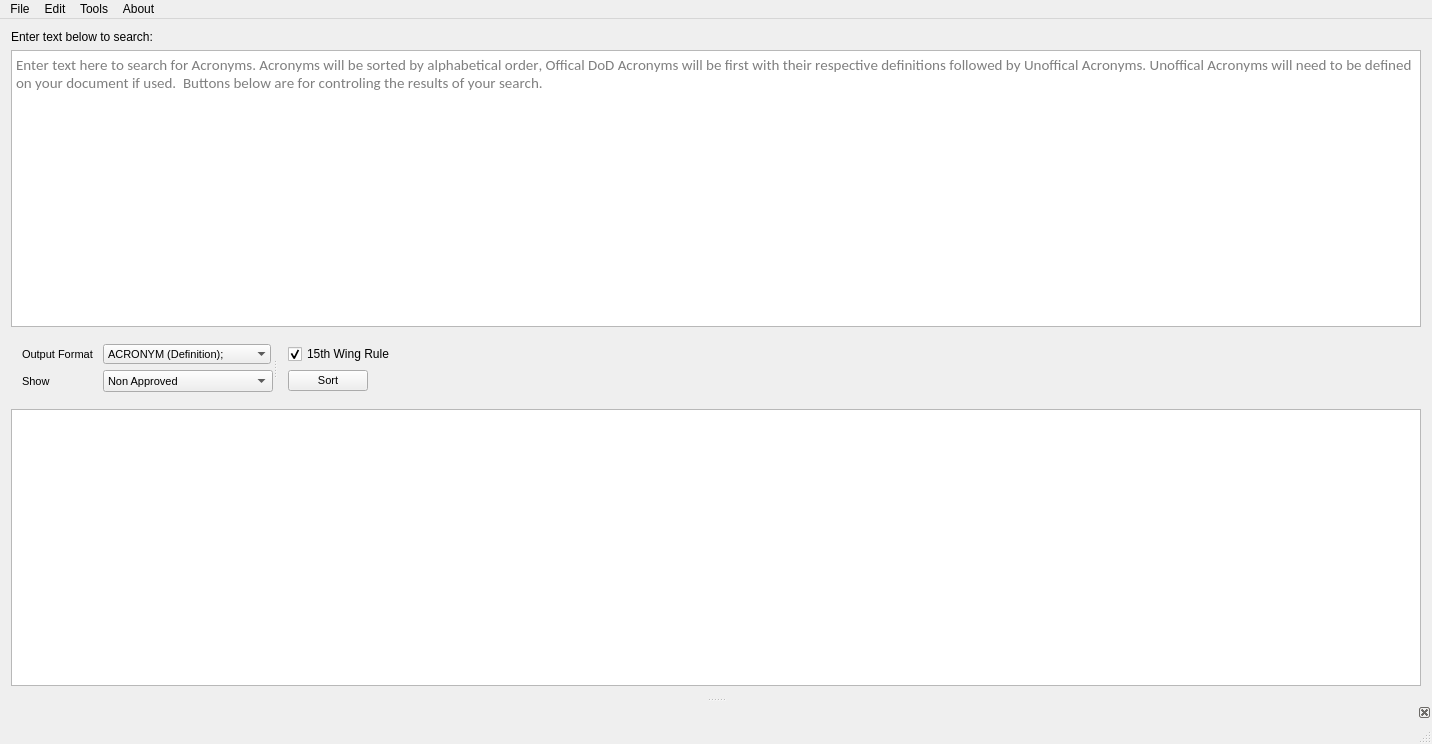
SnekCode/AcronymSorter, file Source_Files/sorter.ui: the form before one commit.
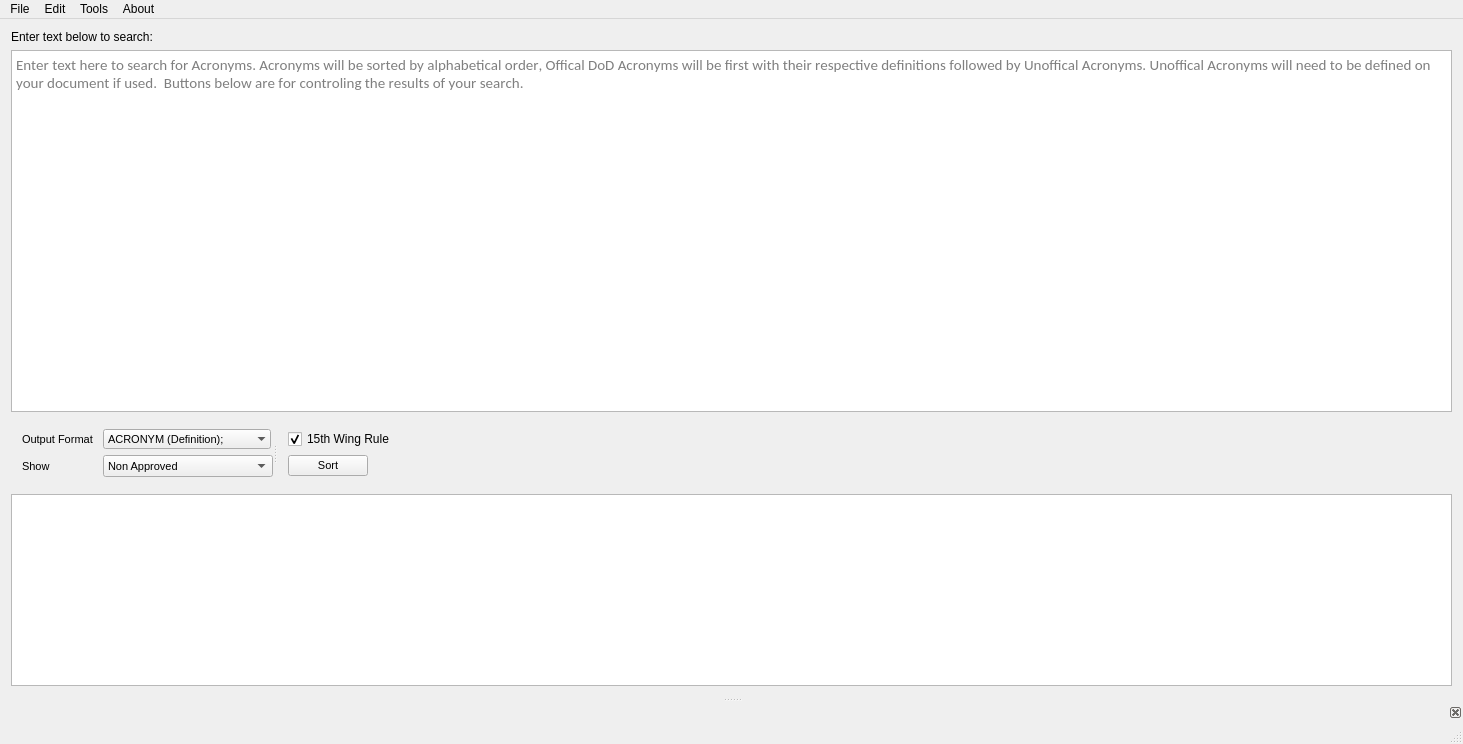
The form after the commit. Icons and pictures are not drawn.

```diff
--- a/Source_Files/sorter.ui
+++ b/Source_Files/sorter.ui
@@ -6,7 +6,7 @@
    <rect>
     <x>0</x>
     <y>0</y>
-    <width>1187</width>
+    <width>1463</width>
     <height>744</height>
    </rect>
   </property>
@@ -16,6 +16,12 @@
     <verstretch>0</verstretch>
    </sizepolicy>
   </property>
+  <property name="minimumSize">
+   <size>
+    <width>1463</width>
+    <height>0</height>
+   </size>
+  </property>
   <property name="windowTitle">
    <string>Sorter</string>
   </property>
@@ -90,7 +96,7 @@
       </property>
      </widget>
     </item>
-    <item>
+    <item alignment="Qt::AlignBottom">
      <widget class="QSplitter" name="splitter">
       <property name="sizePolicy">
        <sizepolicy hsizetype="Fixed" vsizetype="Preferred">
@@ -289,7 +295,7 @@
       </widget>
      </widget>
     </item>
-    <item>
+    <item alignment="Qt::AlignBottom">
      <widget class="QTextEdit" name="OutputBox">
       <property name="sizePolicy">
        <sizepolicy hsizetype="Preferred" vsizetype="Expanding">
@@ -303,6 +309,12 @@
         <height>0</height>
        </size>
       </property>
+      <property name="maximumSize">
+       <size>
+        <width>16777215</width>
+        <height>300</height>
+       </size>
+      </property>
       <property name="font">
        <font>
         <family>Calibri</family>
@@ -326,7 +338,7 @@
     <rect>
      <x>0</x>
      <y>0</y>
-     <width>1187</width>
+     <width>1463</width>
      <height>21</height>
     </rect>
    </property>
```
